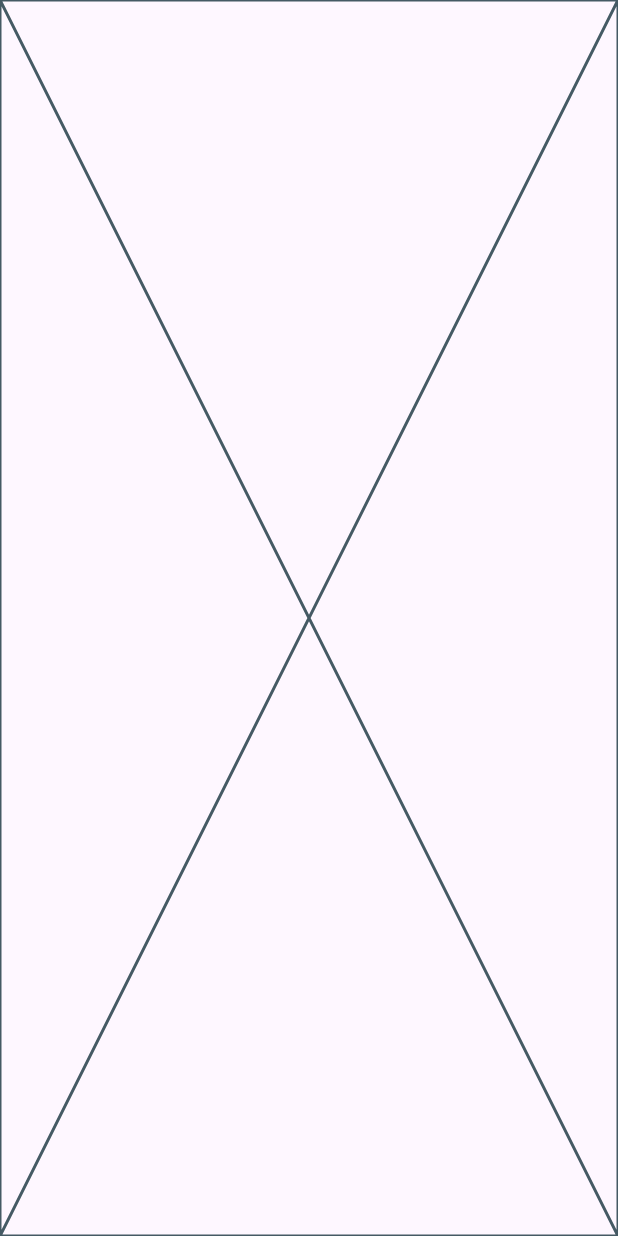
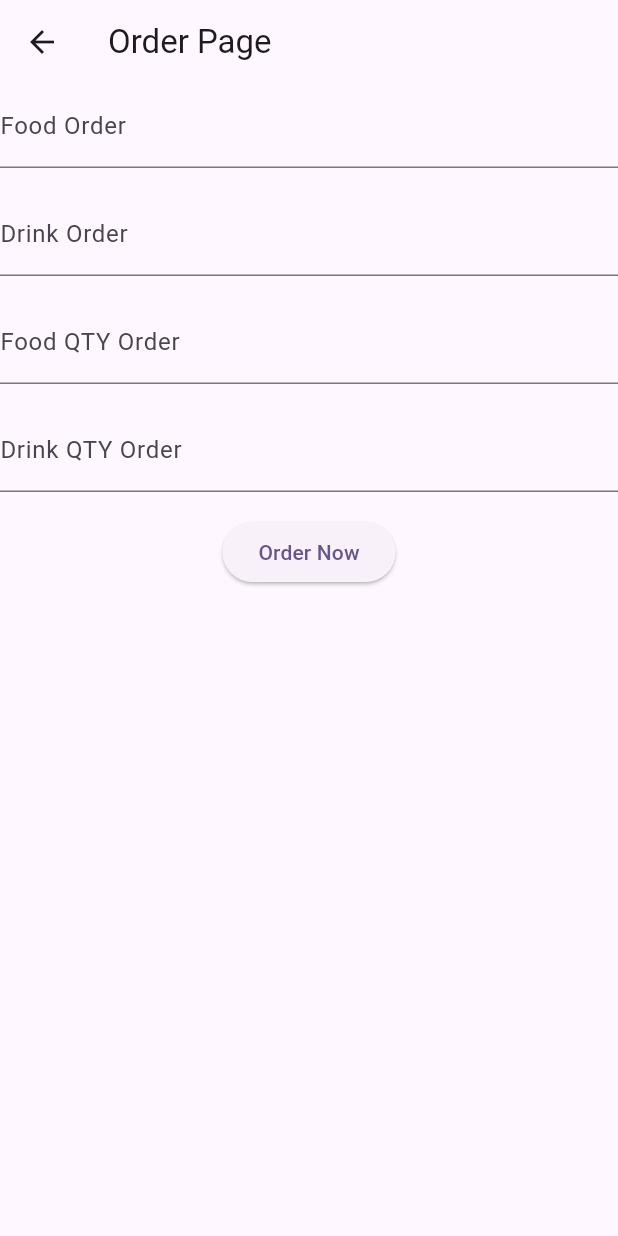
Before and after one commit to nrismawardah/20220140145_ACT4, a Flutter app: the OrderPage screen opened directly, on a phone screen of 412 x 824 dp. Run offline on Flutter 3.47's test engine with Material 3 defaults, Android fonts, the light colour scheme and no system bars.

Commit message:
Membuat tampilan untuk order page

```diff
--- a/lib/presentation/order_page.dart
+++ b/lib/presentation/order_page.dart
@@ -26,6 +26,78 @@ class _OrderPageState extends State<OrderPage> {
 
   @override
   Widget build(BuildContext context) {
-    return const Placeholder();
+    final _formKey = GlobalKey<FormState>();
+    return Scaffold(
+      appBar: AppBar(title: const Text('Order Page')),
+      body: Form(
+        key: _formKey,
+        child: Column(
+          spacing: 16,
+          children: [
+            TextFormField(
+              controller: makananController,
+              decoration: const InputDecoration(labelText: 'Food Order'),
+              validator: (value) {
+                if (value == null || value.isEmpty) {
+                  return 'Please enter your food order';
+                }
+                return null;
+              },
+            ),
+            TextFormField(
+              controller: minumanController,
+              decoration: const InputDecoration(labelText: 'Drink Order'),
+              validator: (value) {
+                if (value == null || value.isEmpty) {
+                  return 'Please enter your drink order';
+                }
+                return null;
+              },
+            ),
+            TextFormField(
+              controller: jumlahMakananController,
+              decoration: const InputDecoration(labelText: 'Food QTY Order'),
+              validator: (value) {
+                if (value == null || value.isEmpty) {
+                  return 'Please enter your qty of food order';
+                }
+                return null;
+              },
+            ),
+            TextFormField(
+              controller: jumlahMinumanController,
+              decoration: const InputDecoration(labelText: 'Drink QTY Order'),
+              validator: (value) {
+                if (value == null || value.isEmpty) {
+                  return 'Please enter your qty of drink order';
+                }
+                return null;
+              },
+            ),
+            ElevatedButton(
+              onPressed: () {
+                if (_formKey.currentState!.validate()) {
+                  calculateTotalPrice();
+                  Navigator.push(
+                    context,
+                    MaterialPageRoute(
+                      builder:
+                          (context) => DetailOrderPage(
+                            jumlahMakanan: jumlahMakananController.text,
+                            jumlahMinuman: jumlahMinumanController.text,
+                            makanan: makananController.text,
+                            minuman: minumanController.text,
+                            total: totalHarga,
+                          ),
+                    ),
+                  );
+                }
+              },
+              child: Text('Order Now'),
+            ),
+          ],
+        ),
+      ),
+    );
   }
 }
```
